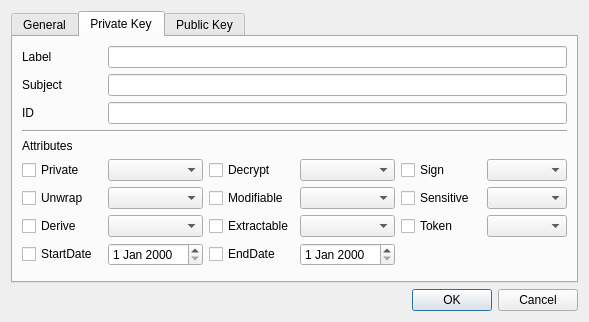
jykim74/CryptokiMan, file CryptokiMan/import_pri_key_dlg.ui: the form before one commit.
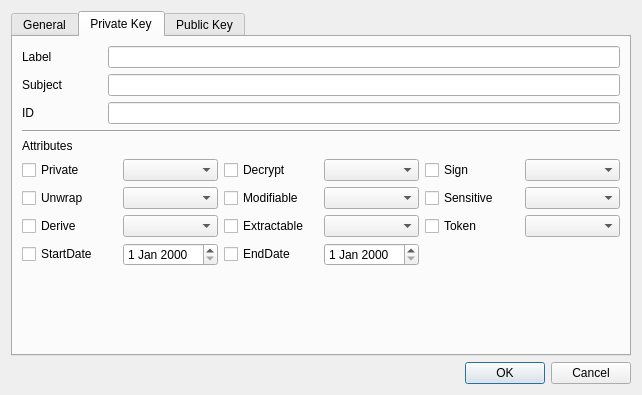
The form after the commit. The open tabs and pages were chosen to show the change.

The edit to the form file:
```diff
--- a/CryptokiMan/import_pri_key_dlg.ui
+++ b/CryptokiMan/import_pri_key_dlg.ui
@@ -6,8 +6,8 @@
    <rect>
     <x>0</x>
     <y>0</y>
-    <width>589</width>
-    <height>322</height>
+    <width>642</width>
+    <height>395</height>
    </rect>
   </property>
   <property name="windowTitle">
```
Left out of the diff: 2 changed lines with no effect on the pictures.
